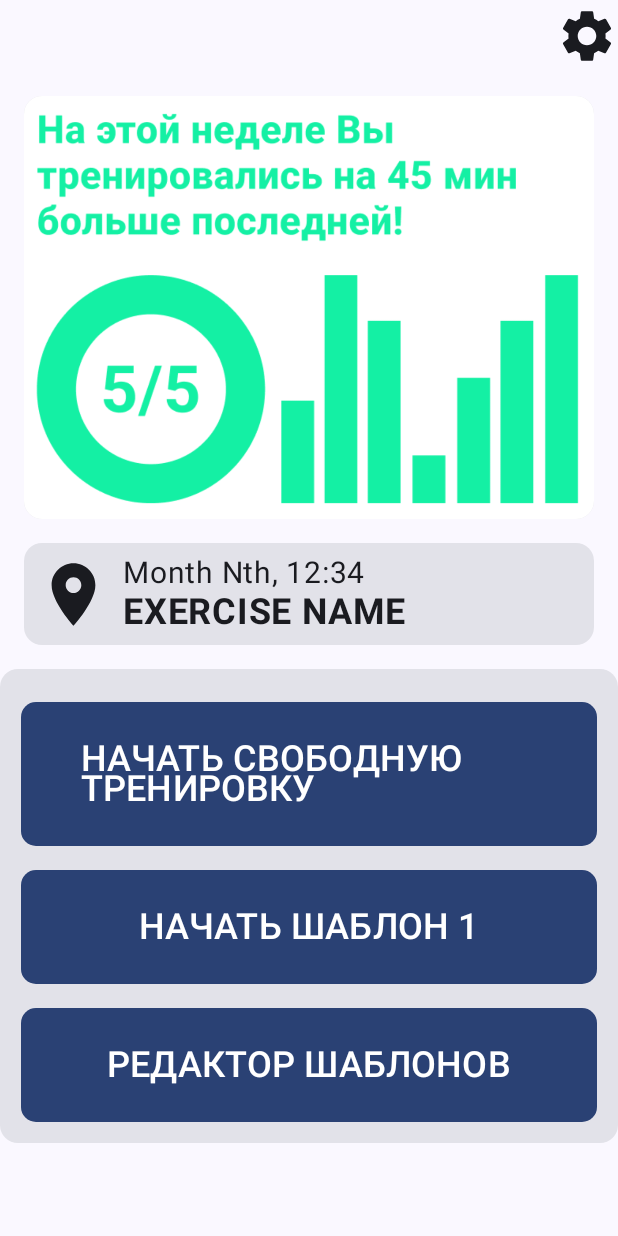
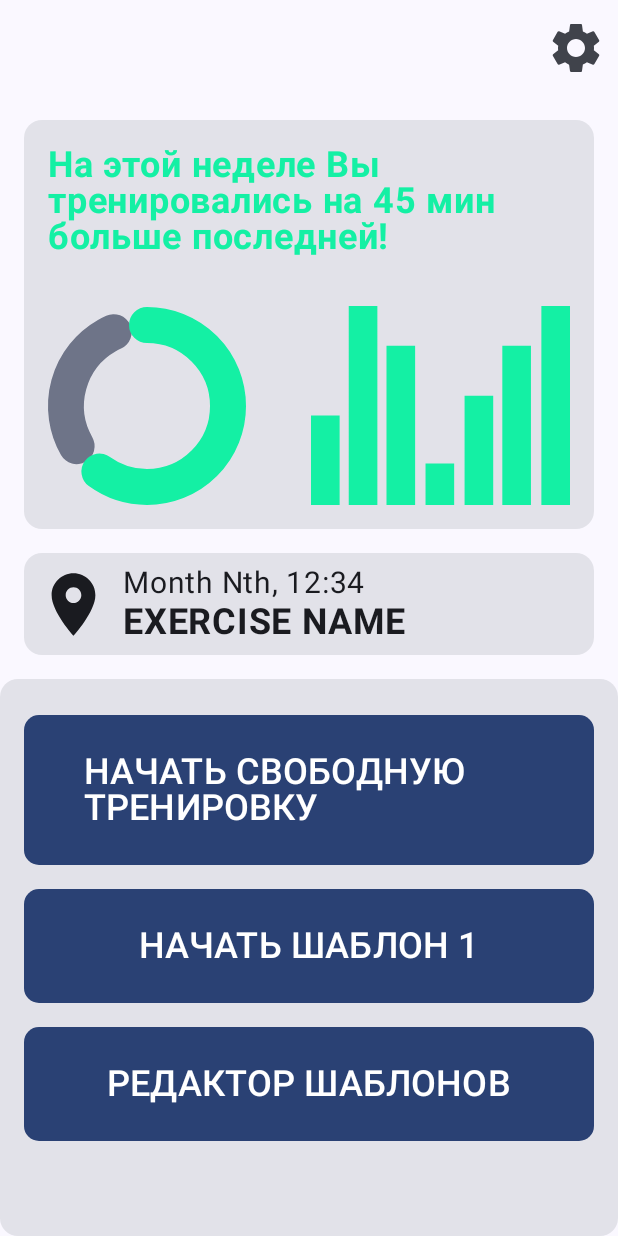
Before and after one commit to radioperez/Trainers, an Android app built with Jetpack Compose: the screen it shows after launch (MainActivity), on a phone screen of 412 x 824 dp. Run offline under Robolectric (Android 15) with nearby library versions, the phone set to English and light mode, and no system bars.

Commit message:
StatsCard component

```diff
--- a/app/src/main/java/ru/slepcova/trainersapp/CommonUI.kt
+++ b/app/src/main/java/ru/slepcova/trainersapp/CommonUI.kt
@@ -1,5 +1,6 @@
 package ru.slepcova.trainersapp
 
+import androidx.compose.foundation.Image
 import androidx.compose.foundation.layout.Arrangement
 import androidx.compose.material.icons.Icons
 import androidx.compose.material.icons.filled.Settings
@@ -9,7 +10,9 @@ import androidx.compose.material3.TextField
 import androidx.compose.foundation.layout.Column
 import androidx.compose.foundation.layout.Row
 import androidx.compose.foundation.layout.Spacer
+import androidx.compose.foundation.layout.fillMaxHeight
 import androidx.compose.foundation.layout.fillMaxWidth
+import androidx.compose.foundation.layout.height
 import androidx.compose.foundation.layout.padding
 import androidx.compose.foundation.layout.size
 import androidx.compose.foundation.layout.width
@@ -18,10 +21,13 @@ import androidx.compose.material.icons.filled.CheckCircle
 import androidx.compose.material.icons.filled.LocationOn
 import androidx.compose.material3.Card
 import androidx.compose.material3.Checkbox
+import androidx.compose.material3.CircularProgressIndicator
 import androidx.compose.runtime.Composable
 import androidx.compose.ui.Alignment
 import androidx.compose.ui.Modifier
 import androidx.compose.ui.graphics.Color
+import androidx.compose.ui.layout.ContentScale
+import androidx.compose.ui.res.painterResource
 import androidx.compose.ui.text.TextStyle
 import androidx.compose.ui.text.font.FontWeight
 import androidx.compose.ui.text.toUpperCase
@@ -29,6 +35,7 @@ import androidx.compose.ui.tooling.preview.Preview
 import androidx.compose.ui.unit.Dp
 import androidx.compose.ui.unit.dp
 import androidx.compose.ui.unit.sp
+import androidx.compose.ui.util.packInts
 import java.util.Locale
 
 @Preview
@@ -99,3 +106,41 @@ fun RepSetLine() {
         )
     }
 }
+
+@Preview
+@Composable
+fun StatsCard() {
+    val currentProgress = 0.6f
+    Card(
+        //modifier = Modifier.height(512.dp)
+    ) {
+        Text(
+            text = "На этой неделе Вы тренировались на 45 мин больше последней!",
+            fontSize = 24.sp,
+            fontWeight = FontWeight.Bold,
+            color = Color(20, 240, 164),
+            modifier = Modifier.padding(16.dp)
+        )
+        Row(
+            verticalAlignment = Alignment.CenterVertically,
+            horizontalArrangement = Arrangement.SpaceBetween,
+            modifier = Modifier.padding(16.dp)
+        ) {
+            CircularProgressIndicator(
+                progress = { currentProgress },
+                strokeWidth = 24.dp,
+                modifier = Modifier.size(132.dp),
+                color = Color(20, 240, 164)
+            )
+            Spacer(Modifier.fillMaxWidth(0.20f))
+            Image(
+                painter = painterResource(
+                    R.drawable.weekbarchart
+                ),
+                contentDescription = "Weekbar chart",
+                contentScale = ContentScale.FillWidth,
+                modifier = Modifier.fillMaxWidth()
+            )
+        }
+    }
+}
--- a/app/src/main/java/ru/slepcova/trainersapp/MainActivity.kt
+++ b/app/src/main/java/ru/slepcova/trainersapp/MainActivity.kt
@@ -38,19 +38,3 @@ class MainActivity : ComponentActivity() {
         }
     }
 }
-
-@Composable
-fun Greeting(name: String, modifier: Modifier = Modifier) {
-    Text(
-        text = "Hello $name!",
-        modifier = modifier
-    )
-}
-
-@Preview(showBackground = true)
-@Composable
-fun GreetingPreview() {
-    TrainersAppTheme {
-        Greeting("Android")
-    }
-}
--- a/app/src/main/java/ru/slepcova/trainersapp/StartScreen.kt
+++ b/app/src/main/java/ru/slepcova/trainersapp/StartScreen.kt
@@ -5,13 +5,16 @@ import androidx.compose.material3.Button
 import androidx.compose.material3.Text
 import androidx.compose.foundation.Image
 import androidx.compose.foundation.layout.Arrangement
+import androidx.compose.foundation.layout.IntrinsicSize
 import androidx.compose.foundation.layout.Row
 import androidx.compose.foundation.layout.Spacer
+import androidx.compose.foundation.layout.fillMaxHeight
 import androidx.compose.foundation.layout.fillMaxSize
 import androidx.compose.foundation.layout.fillMaxWidth
 import androidx.compose.foundation.layout.height
 import androidx.compose.foundation.layout.padding
 import androidx.compose.foundation.layout.size
+import androidx.compose.foundation.layout.width
 import androidx.compose.foundation.shape.RoundedCornerShape
 import androidx.compose.material.icons.Icons
 import androidx.compose.material.icons.filled.Settings
@@ -19,17 +22,21 @@ import androidx.compose.material3.Card
 import androidx.compose.material3.ExperimentalMaterial3Api
 import androidx.compose.material3.Icon
 import androidx.compose.material3.IconButton
+import androidx.compose.material3.MaterialTheme
 import androidx.compose.material3.Scaffold
 import androidx.compose.material3.TopAppBar
 import androidx.compose.runtime.Composable
 import androidx.compose.ui.Alignment
 import androidx.compose.ui.Modifier
+import androidx.compose.ui.graphics.Color
+import androidx.compose.ui.layout.ContentScale
 import androidx.compose.ui.res.painterResource
 import androidx.compose.ui.tooling.preview.Preview
 import androidx.compose.ui.unit.dp
 import androidx.compose.ui.unit.sp
 import ru.slepcova.trainersapp.ui.theme.TrainersAppTheme
 
+@OptIn(ExperimentalMaterial3Api::class)
 @Composable
 fun StartScreen(modifier: Modifier = Modifier) {
     Column(
@@ -37,55 +44,51 @@ fun StartScreen(modifier: Modifier = Modifier) {
         horizontalAlignment = Alignment.CenterHorizontally,
         verticalArrangement = Arrangement.SpaceBetween
     ) {
-        Row(
-            modifier = Modifier.height(48.dp),
-            horizontalArrangement = Arrangement.End
+        TopAppBar(
+                title = { },
+                actions = {
+                    IconButton(
+                        onClick = {}
                     ) {
-            Spacer(Modifier.fillMaxWidth(0.90f))
                         Icon(
                             imageVector = Icons.Filled.Settings,
                             contentDescription = "Settings",
-                modifier = Modifier.size(64.dp)
+                            modifier = modifier.fillMaxSize()
                         )
                     }
+                }
+        )
         Column(
             modifier = modifier.padding(16.dp),
             horizontalAlignment = Alignment.CenterHorizontally,
             verticalArrangement = Arrangement.SpaceEvenly
         ) {
-            Card(
-                modifier = Modifier.fillMaxWidth()
-            ) {
-                Image(
-                    painter = painterResource(R.drawable.graphic),
-                    contentDescription = "Stats Graphic",
-                    modifier = Modifier.fillMaxWidth()
-                )
-            }
+            StatsCard()
             Spacer(Modifier.size(16.dp))
             ExerciseRow()
         }
         Card() {
             Column(
-                modifier = modifier.padding(6.dp),
+                modifier = modifier.padding(8.dp).fillMaxHeight(),
                 horizontalAlignment = Alignment.CenterHorizontally,
-                verticalArrangement = Arrangement.SpaceBetween
+                verticalArrangement = Arrangement.Top
             ) {
                 Spacer(Modifier.size(8.dp))
                 Button(
                     shape = RoundedCornerShape(10.dp),
                     onClick = {},
-                    modifier = Modifier.padding(8.dp)
+                    modifier = modifier.padding(8.dp)
                         .fillMaxWidth()
                 ) {
                     Text("Начать свободную тренировку".uppercase(),
                         fontSize = 24.sp,
-                        modifier = Modifier.padding(16.dp))
+                        modifier = Modifier.padding(16.dp),
+                        lineHeight = 24.sp)
                 }
                 Button(
                     shape = RoundedCornerShape(10.dp),
                     onClick = {},
-                    modifier = Modifier.padding(8.dp)
+                    modifier = modifier.padding(8.dp)
                         .fillMaxWidth()
                 ) {
                     Text("Начать шаблон 1".uppercase(),
@@ -96,7 +99,7 @@ fun StartScreen(modifier: Modifier = Modifier) {
                 Button(
                     shape = RoundedCornerShape(10.dp),
                     onClick = {},
-                    modifier = Modifier.padding(8.dp)
+                    modifier = modifier.padding(8.dp)
                         .fillMaxWidth()
                 ) {
                     Text("Редактор шаблонов".uppercase(),
--- /dev/null
+++ b/app/src/main/res/drawable/weekbarchart.xml
@@ -0,0 +1,27 @@
+<vector xmlns:android="http://schemas.android.com/apk/res/android"
+    android:width="182dp"
+    android:height="140dp"
+    android:viewportWidth="182"
+    android:viewportHeight="140">
+  <path
+      android:pathData="M0,77h20.12v63h-20.12z"
+      android:fillColor="#14F0A4"/>
+  <path
+      android:pathData="M26.52,0h20.12v140h-20.12z"
+      android:fillColor="#14F0A4"/>
+  <path
+      android:pathData="M53.05,28h20.12v112h-20.12z"
+      android:fillColor="#14F0A4"/>
+  <path
+      android:pathData="M80.48,110.6h20.12v29.4h-20.12z"
+      android:fillColor="#14F0A4"/>
+  <path
+      android:pathData="M107.92,63h20.12v77h-20.12z"
+      android:fillColor="#14F0A4"/>
+  <path
+      android:pathData="M134.44,28h20.12v112h-20.12z"
+      android:fillColor="#14F0A4"/>
+  <path
+      android:pathData="M161.88,0h20.12v140h-20.12z"
+      android:fillColor="#14F0A4"/>
+</vector>
```
Also changed, not shown: app/src/main/res/drawable/graphic.PNG (deleted). Lines whose indentation alone changed are shown as unchanged.
